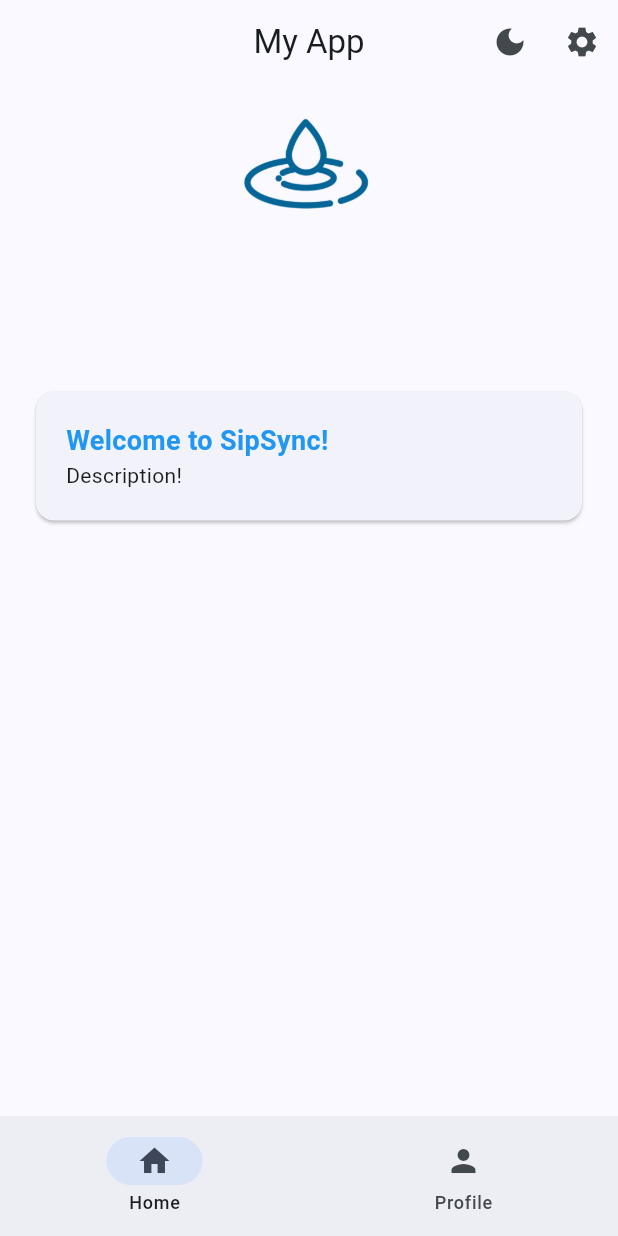
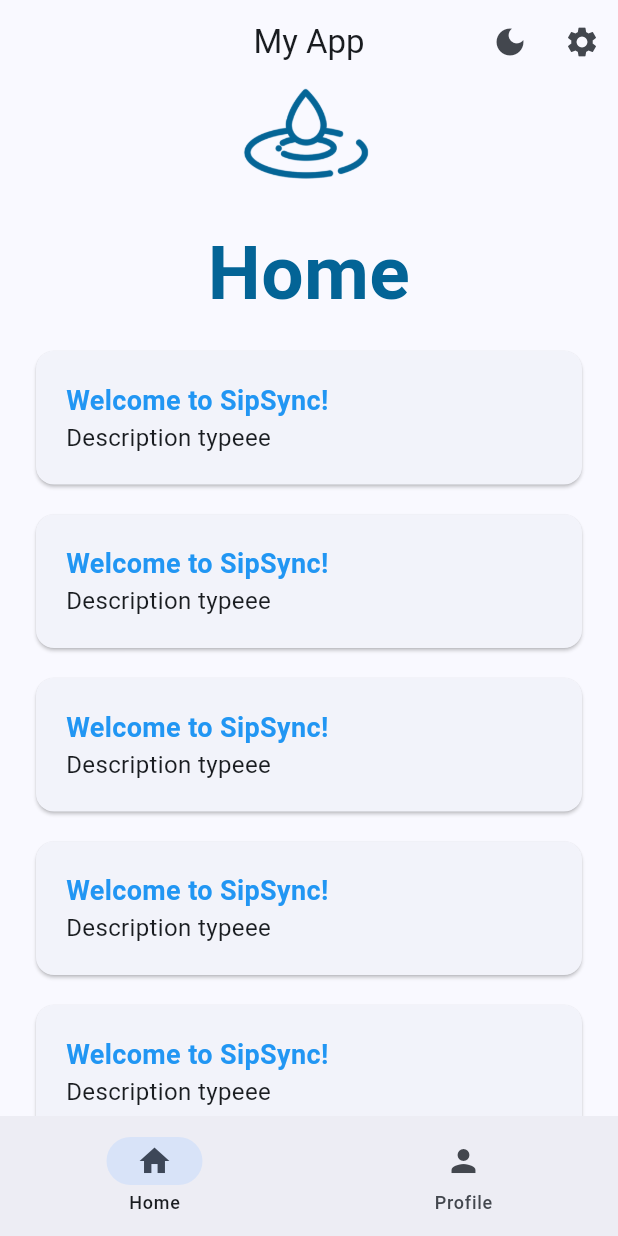
Before and after one commit to bot-fonseca/SipSync, a Flutter app: the WidgetTree screen opened directly, on a phone screen of 412 x 824 dp. Run offline on Flutter 3.47's test engine with Material 3 defaults, Android fonts, the phone set to English and light mode, and no system bars; our stand-ins replace lottie, shared_preferences; accounts and stored records are empty.

Commit message:
little changes to home page

```diff
--- a/sipsync/lib/views/pages/home_page.dart
+++ b/sipsync/lib/views/pages/home_page.dart
@@ -1,5 +1,5 @@
 import 'package:flutter/material.dart';
-import 'package:sipsync/data/constants.dart';
+import 'package:sipsync/views/widgets/container_widget.dart';
 import 'package:sipsync/views/widgets/hero_widget.dart';
 
 class HomePage extends StatelessWidget {
@@ -8,29 +8,30 @@ class HomePage extends StatelessWidget {
   @override
   Widget build(BuildContext context) {
     return Padding(
-      padding: EdgeInsets.all(20),
+      padding: EdgeInsets.symmetric(horizontal: 20),
       child: SingleChildScrollView(
         child: Column(
           children: [
-            HeroWidget(title: '',),
-            Container(
-              width: double.infinity,
-              padding: EdgeInsets.symmetric(vertical: 20),
-              child: Card(
-                child: Padding(
-                  padding: EdgeInsets.all(20),
-                  child: Column(
-                    crossAxisAlignment: CrossAxisAlignment.start,
-                    children: [
-                      Text(
-                        "Welcome to SipSync!",
-                        style: KTextStyle.titleTealText,
-                      ),
-                      Text("Description!"),
-                    ],
-                  ),
-                ),
-              ),
+            HeroWidget(title: 'Home'),
+            ContainerWidget(
+              title: 'Welcome to SipSync!',
+              description: 'Description typeee',
+            ),
+            ContainerWidget(
+              title: 'Welcome to SipSync!',
+              description: 'Description typeee',
+            ),
+            ContainerWidget(
+              title: 'Welcome to SipSync!',
+              description: 'Description typeee',
+            ),
+            ContainerWidget(
+              title: 'Welcome to SipSync!',
+              description: 'Description typeee',
+            ),
+            ContainerWidget(
+              title: 'Welcome to SipSync!',
+              description: 'Description typeee',
             ),
           ],
         ),
--- /dev/null
+++ b/sipsync/lib/views/widgets/container_widget.dart
@@ -0,0 +1,33 @@
+import 'package:flutter/material.dart';
+import 'package:sipsync/data/constants.dart';
+
+class ContainerWidget extends StatelessWidget {
+  const ContainerWidget({
+    super.key,
+    required this.title,
+    required this.description,
+  });
+
+  final String title;
+  final String description;
+
+  @override
+  Widget build(BuildContext context) {
+    return Container(
+      width: double.infinity,
+      padding: EdgeInsets.only(top: 12),
+      child: Card(
+        child: Padding(
+          padding: EdgeInsets.all(20),
+          child: Column(
+            crossAxisAlignment: CrossAxisAlignment.start,
+            children: [
+              Text(title, style: KTextStyle.titleTealText),
+              Text(description, style: KTextStyle.descriptionText),
+            ],
+          ),
+        ),
+      ),
+    );
+  }
+}
```
